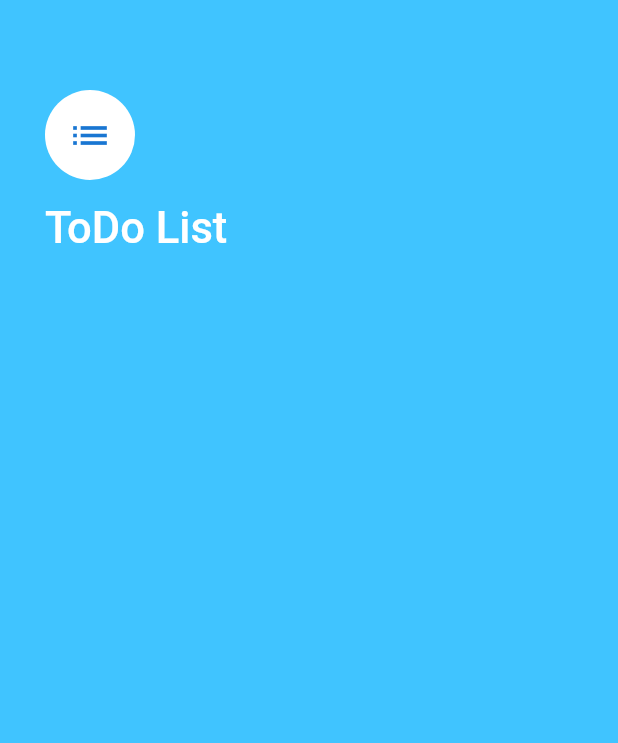
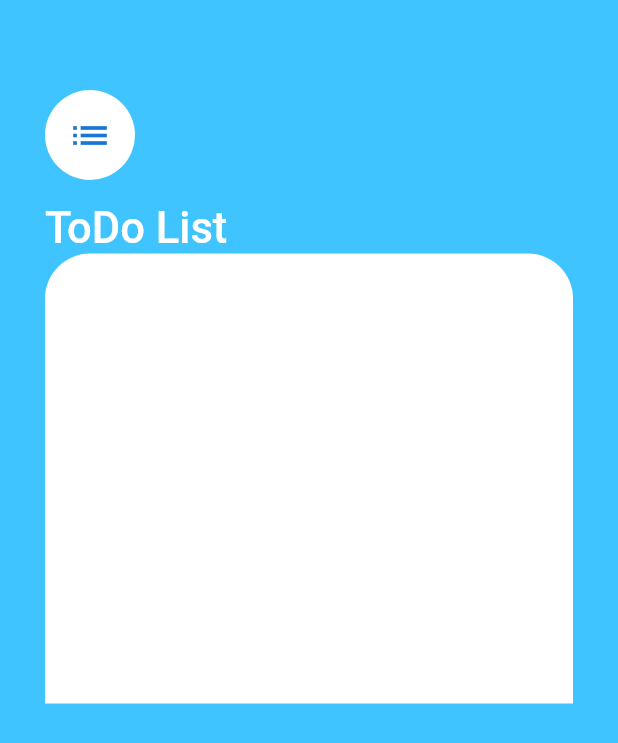
Before and after one commit to FahimMuntashir/ToDoApp-FlutterUI, a Flutter app: the screen it shows after launch, on a phone screen of 412 x 824 dp. Shown: the top 743 px of the screen. Run offline on Flutter 3.47's test engine with Material 2 defaults, Android fonts, the phone set to English and light mode, and no system bars.

Commit message:
add container

```diff
--- a/lib/screens/task_screen.dart
+++ b/lib/screens/task_screen.dart
@@ -30,6 +30,13 @@ class TaskScreen extends StatelessWidget {
               fontWeight: FontWeight.w500,
               fontSize: 29.0,
             ),),
+            Container(
+              height: 300.0,
+              decoration: BoxDecoration(
+                color: Colors.white,
+                borderRadius: BorderRadius.only(topLeft: Radius.circular(30.0), topRight: Radius.circular(30.0)),
+              ),
+            ),
           ],
         ),
       ),
```
